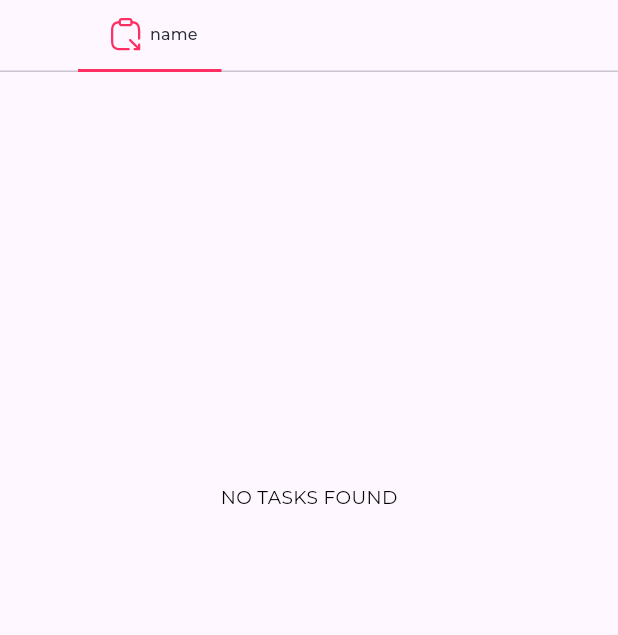
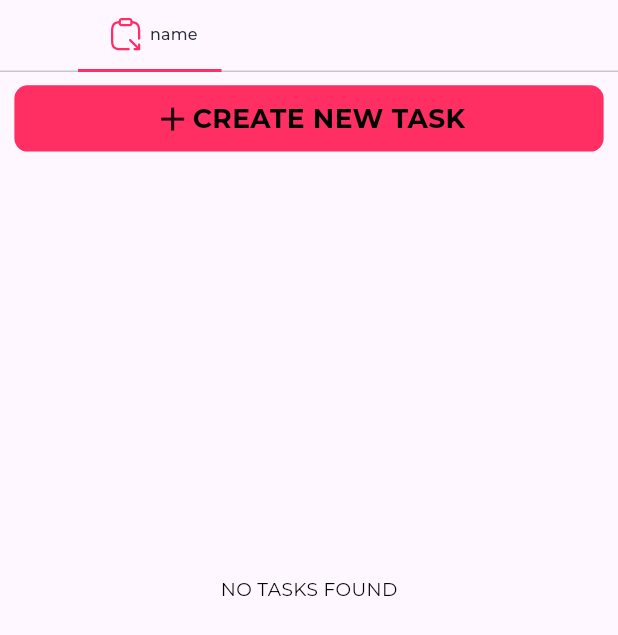
Before and after one commit to junaiiiid/sync_flow, a Flutter app: the ProjectsTabBar widget shown alone on an empty page, opened directly with empty values, on a phone screen of 412 x 824 dp. Shown: the top 635 px of the screen. Run offline on Flutter 3.47's test engine with Material 3 defaults, Android fonts, the phone set to English and light mode, and no system bars; our stand-ins replace dio, flutter_riverpod, flutter_screenutil, flutter_svg, get_it, go_router and 3 more; network calls fail; statements that could not run were skipped.

Commit message:
create new task screen added

```diff
--- a/lib/features/board/ui/widgets/projects_tab_bar.dart
+++ b/lib/features/board/ui/widgets/projects_tab_bar.dart
@@ -1,9 +1,12 @@
 import 'package:flow_sync/constants/app_assets.dart';
 import 'package:flow_sync/constants/extensions.dart';
 import 'package:flow_sync/features/board/model/tabs_model.dart';
+import 'package:flow_sync/features/board/ui/create_task_screen.dart';
 import 'package:flow_sync/features/board/view_model/board_view_model.dart';
 import 'package:flow_sync/features/dashboard/view_model/dashboard_view_model.dart';
+import 'package:flow_sync/global_widgets/app_buttons.dart';
 import 'package:flow_sync/global_widgets/no_data_widget.dart';
+import 'package:flow_sync/services/state_service.dart';
 import 'package:flow_sync/styles_and_themes/app_colors.dart';
 import 'package:flow_sync/styles_and_themes/app_text_styles.dart';
 import 'package:flutter/material.dart';
@@ -67,9 +70,24 @@ class _ProjectsTabBarState extends State<ProjectsTabBar>
                   children: widget.viewModel
                       .getTabModel()
                       .map<Widget>(
-                        (item) => ListView(
-                          physics: const BouncingScrollPhysics(),
-                          children: getTabBarView(model: item),
+                        (item) => Flex(
+                          direction: Axis.vertical,
+                          children: [
+                            Expanded(
+                              flex: 0,
+                              child: AppButtons.scaffoldIconButton(
+                                  title: "CREATE NEW TASK", onTap: () {
+                                    StateService.pushNamed(routeName: CreateTaskScreen.id);
+                              }),
+                            ),
+                            Expanded(
+                              flex: 3,
+                              child: ListView(
+                                physics: const BouncingScrollPhysics(),
+                                children: getTabBarView(model: item),
+                              ),
+                            ),
+                          ],
                         ),
                       )
                       .toList(),
--- a/lib/services/route_service.dart
+++ b/lib/services/route_service.dart
@@ -5,10 +5,13 @@ import 'package:flow_sync/features/labels/ui/labels_screen.dart';
 import 'package:flow_sync/features/projects/ui/create_projects_screen.dart';
 import 'package:flow_sync/services/state_service.dart';
 import 'package:flutter/cupertino.dart';
+import 'package:flutter/material.dart';
 import 'package:go_router/go_router.dart';
 
+import '../features/board/ui/create_task_screen.dart';
 import '../features/home/ui/home_screen.dart';
 import '../features/splash/ui/splash_screen.dart';
+
 class RouteService {
   RouteService._();
 
@@ -17,29 +20,37 @@ class RouteService {
     routes: [
       RouteNames.getRoute(
           routeName: SplashScreen.id, page: const SplashScreen()),
-      RouteNames.getRoute(
-          routeName: HomeScreen.id, page: const HomeScreen()),
+      RouteNames.getRoute(routeName: HomeScreen.id, page: const HomeScreen()),
       RouteNames.getRoute(
           routeName: CommentsScreen.id, page: const CommentsScreen()),
       RouteNames.getRoute(
           routeName: LabelsScreen.id, page: const LabelsScreen()),
       RouteNames.getRoute(
-          routeName: CreateProjectsScreen.id, page: const CreateProjectsScreen()),
+          routeName: CreateProjectsScreen.id,
+          page: const CreateProjectsScreen()),
       RouteNames.getRoute(
-          routeName: CreateNewLabelScreen.id, page: const CreateNewLabelScreen()),
+          routeName: CreateNewLabelScreen.id,
+          page: const CreateNewLabelScreen()),
       RouteNames.getRoute(
           routeName: AddCommentScreen.id, page: const AddCommentScreen()),
+      RouteNames.getRoute(
+          routeName: CreateTaskScreen.id, page: const CreateTaskScreen()),
     ],
   );
 }
 
 class RouteNames {
   RouteNames._();
-
   static GoRoute getRoute({required String routeName, required Widget page}) {
     return GoRoute(
       path: routeName,
       builder: (context, state) => page,
     );
   }
+
+  static MaterialPageRoute getMaterialRoute({required Widget page}) {
+    return MaterialPageRoute(
+      builder: (context) => page,
+    );
+  }
 }
```
Also changed, not shown: lib/features/board/ui/create_task_screen.dart (added, +22 -0 lines), lib/features/board/view_model/create_new_task_view_model.dart (added, +13 -0 lines).
